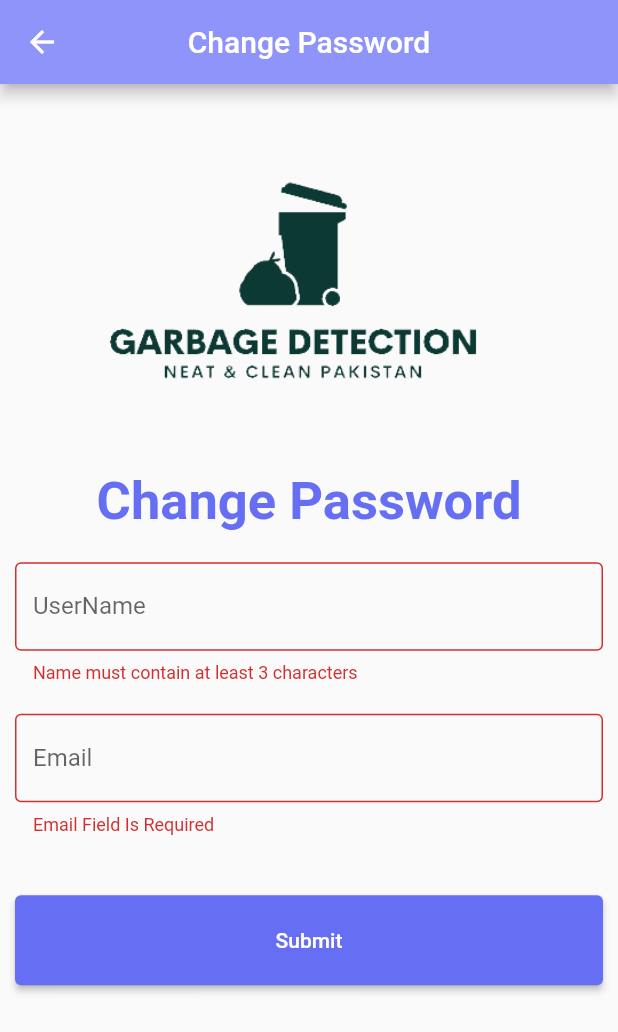
After one commit to Hammad-arshad18/smartgarbage, a Flutter app: the ChangePassword screen opened directly, after a tap on "Submit", on a phone screen of 412 x 824 dp. The commit adds this screen. Shown: the top 1032 px of the screen. Run offline on Flutter 3.47's test engine with Material 2 defaults, Android fonts, the phone set to English and light mode, and no system bars; our stand-ins replace badges, fluttertoast, google_maps_flutter, image_picker, salomon_bottom_bar; missing offline and left inert: api_cache_manager, splash_screen_view, status_alert.

Commit message:
ChangePassword Added

```diff
--- /dev/null
+++ b/lib/screens/changePassword.dart
@@ -0,0 +1,152 @@
+import 'package:flutter/material.dart';
+import 'package:smartgarbage/screens/home.dart';
+import 'package:http/http.dart' as http;
+import 'package:status_alert/status_alert.dart';
+
+class ChangePassword extends StatefulWidget {
+  ChangePassword({Key? key}) : super(key: key);
+
+  @override
+  State<ChangePassword> createState() => _ChangePasswordState();
+}
+
+class _ChangePasswordState extends State<ChangePassword> {
+  final _formKey = GlobalKey<FormState>();
+  TextEditingController _passwordController = TextEditingController();
+  TextEditingController _confirmPasswordController = TextEditingController();
+
+  @override
+  Widget build(BuildContext context) {
+    return Scaffold(
+        appBar: AppBar(
+          title: const Text("Change Password"),
+          backgroundColor: const Color.fromRGBO(143, 148, 251, 1.0),
+          centerTitle: true,
+        ),
+        body: Padding(
+          padding: const EdgeInsets.all(10.0),
+          child: SingleChildScrollView(
+            physics: const BouncingScrollPhysics(),
+            child: Form(
+              key: _formKey,
+              child: Column(
+                  mainAxisAlignment: MainAxisAlignment.center,
+                  children: <Widget>[
+                    const Image(
+                      image: AssetImage('assets/images/Logo.png'),
+                    ),
+                    const Text(
+                      "Change Password",
+                      style: TextStyle(
+                        fontSize: 35.0,
+                        fontWeight: FontWeight.bold,
+                        color: Color.fromRGBO(102, 110, 243, 2.0),
+                      ),
+                    ),
+                    const SizedBox(
+                      height: 20.0,
+                    ),
+                    TextFormField(
+                      decoration: const InputDecoration(
+                        labelText: 'UserName',
+                        enabledBorder: OutlineInputBorder(
+                          borderRadius: BorderRadius.all(Radius.circular(20.0)),
+                          borderSide:
+                              BorderSide(color: Colors.grey, width: 0.0),
+                        ),
+                        border: OutlineInputBorder(),
+                      ),
+                      onChanged: (value) {
+                        _passwordController.text = value;
+                      },
+                      validator: (value) {
+                        if (value == null ||
+                            value.isEmpty ||
+                            value.length < 3) {
+                          return 'Name must contain at least 3 characters';
+                        } else if (value
+                            .contains(RegExp(r'^[0-9_\-=@,\.;]+$'))) {
+                          return 'Name cannot contain special characters';
+                        }
+                      },
+                    ),
+                    const SizedBox(
+                      height: 20.0,
+                    ),
+                    TextFormField(
+                      decoration: const InputDecoration(
+                          labelText: 'Email',
+                          enabledBorder: OutlineInputBorder(
+                            borderRadius:
+                                BorderRadius.all(Radius.circular(20.0)),
+                            borderSide:
+                                BorderSide(color: Colors.grey, width: 0.0),
+                          ),
+                          border: OutlineInputBorder()),
+                      validator: (value) {
+                        if (value == null ||
+                            value.isEmpty ||
+                            value.length < 3) {
+                          return 'Email Field Is Required';
+                        } else if (!value.contains('@')) {
+                          return 'Invalid Email';
+                        }
+                      },
+                      onChanged: (value) {
+                        _confirmPasswordController.text = value;
+                      },
+                    ),
+                    const SizedBox(
+                      height: 20.0,
+                    ),
+                    const SizedBox(
+                      height: 20.0,
+                    ),
+                    ElevatedButton(
+                      style: ElevatedButton.styleFrom(
+                        minimumSize: const Size.fromHeight(60),
+                        primary: const Color.fromRGBO(102, 110, 243, 2.0),
+                      ),
+                      onPressed: () async {
+                        if (_formKey.currentState!.validate()) {
+                          await changePassword(
+                              password: _passwordController,
+                              confirmPassword: _confirmPasswordController);
+                          StatusAlert.show(
+                            context,
+                            duration: const Duration(seconds: 2),
+                            title: 'DONE',
+                            subtitle:
+                                'Your Status has Been Marked As Completed !!',
+                            configuration: const IconConfiguration(
+                              icon: Icons.done,
+                            ),
+                          );
+                          Navigator.of(context).pushReplacement(
+                              MaterialPageRoute(
+                                  builder: (context) => MainPage()));
+                        }
+                      },
+                      child: const Text("Submit"),
+                    ),
+                  ]),
+            ),
+          ),
+        ));
+  }
+
+  Future changePassword({required password, required confirmPassword}) async {
+    var url =
+        Uri.parse('https://smart-garbage-api.herokuapp.com/api/changePassword');
+    final jsonData = {
+      "username": password,
+      "email": confirmPassword
+    };
+    final header = {"Content-Type": "application/json"};
+    var response=await http.post(
+      url,
+      body: jsonData,
+      headers: header,
+    );
+  }
+}
--- a/lib/screens/complaint.dart
+++ b/lib/screens/complaint.dart
@@ -42,6 +42,10 @@ class _ComlaintState extends State<Comlaint> {
             child:
                 Column(mainAxisAlignment: MainAxisAlignment.center, children: <
                     Widget>[
+              const Image(
+                image: AssetImage('assets/images/Logo.png'),
+                height: 170,
+              ),
               const Text(
                 "Your Complain",
                 style: TextStyle(
--- a/lib/screens/myhome.dart
+++ b/lib/screens/myhome.dart
@@ -8,6 +8,7 @@ import 'package:flutter/rendering.dart';
 import 'package:smartgarbage/screens/about.dart';
 import 'package:smartgarbage/screens/blog.dart';
 import 'package:smartgarbage/screens/camera.dart';
+import 'package:smartgarbage/screens/changePassword.dart';
 import 'package:smartgarbage/screens/contact.dart';
 import 'package:smartgarbage/screens/employee_month.dart';
 import 'package:smartgarbage/screens/employee_year.dart';
@@ -294,7 +295,7 @@ class _MyHomeState extends State<MyHome> {
                     s_text: "Change Password",
                     onTap: () {
                       Navigator.of(context).push(MaterialPageRoute(
-                          builder: (context) => const AboutUs()));
+                          builder: (context) => ChangePassword()));
                     }),
               ],
             ),
--- a/pubspec.yaml
+++ b/pubspec.yaml
@@ -15,7 +15,7 @@ publish_to: "none" # Remove this line if you wish to publish to pub.dev
 # In iOS, build-name is used as CFBundleShortVersionString while build-number used as CFBundleVersion.
 # Read more about iOS versioning at
 # https://developer.apple.com/library/archive/documentation/General/Reference/InfoPlistKeyReference/Articles/CoreFoundationKeys.html
-version: 1.1.0+1
+version: 1.2.2+1
 
 environment:
   sdk: ">=2.15.0 <3.0.0"
```
